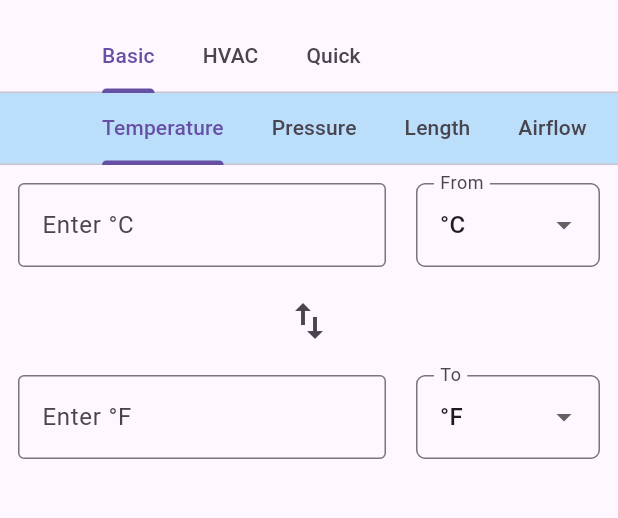
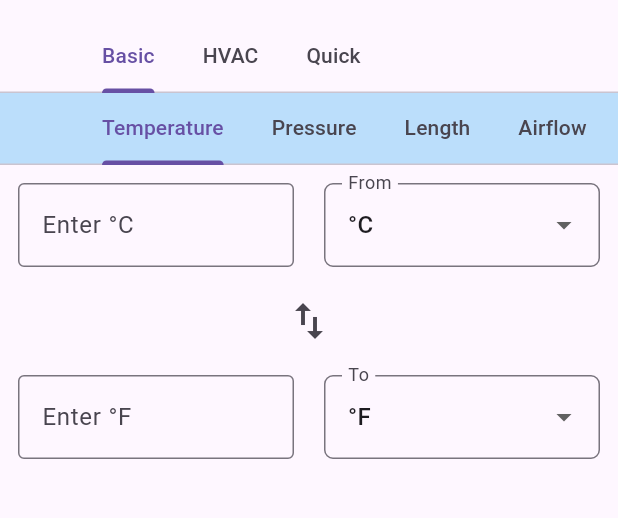
Before and after one commit to nikhilkdb/universal_converter_flutter, a Flutter app: the screen it shows after launch, on a phone screen of 412 x 824 dp, the part 63-581 px from its top. Run offline on Flutter 3.47's test engine with Material 3 defaults, Android fonts, the phone set to English and light mode, and no system bars.

Commit message:
Update main.dart

```diff
--- a/lib/main.dart
+++ b/lib/main.dart
@@ -442,7 +442,7 @@ class _ConverterPageState extends State<ConverterPage> {
             children: [
               // Input value text field
               Expanded(
-                flex: 2,
+                flex: 1,
                 child: TextField(
                   controller: _inputController,
                   keyboardType:
@@ -512,7 +512,7 @@ class _ConverterPageState extends State<ConverterPage> {
             children: [
               // Result editable text field
               Expanded(
-                flex: 2,
+                flex: 1,
                 child: TextField(
                   controller: _resultController,
                   keyboardType:
```
